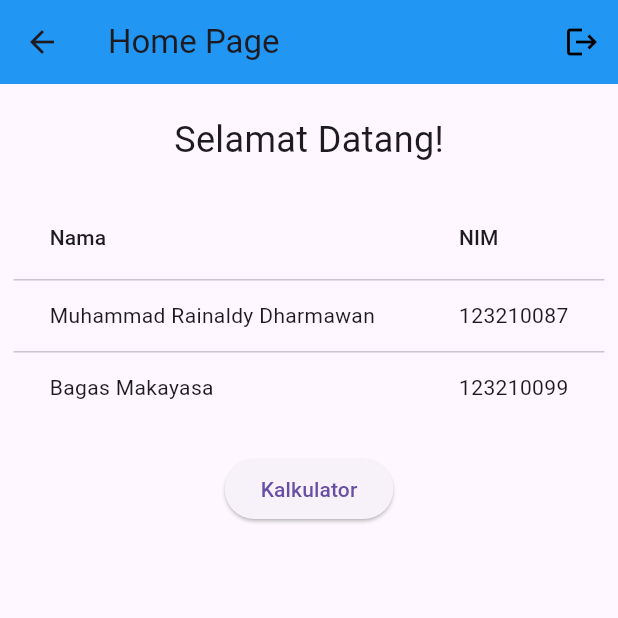
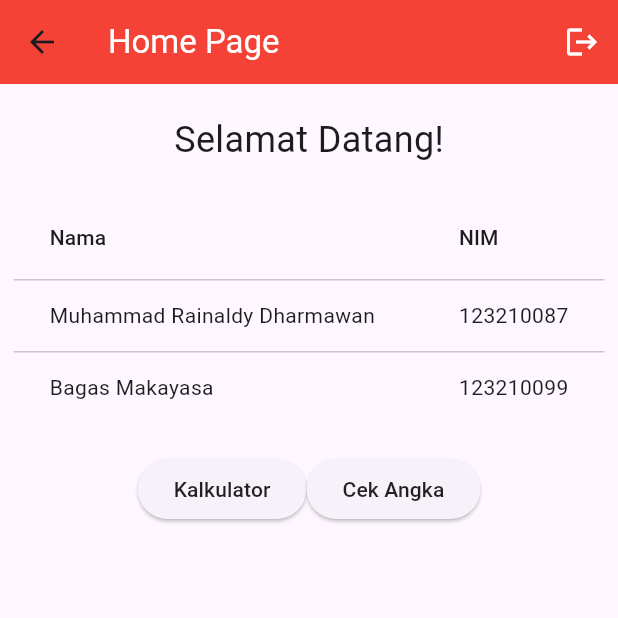
Before and after one commit to naldydharma/TPM_2024, a Flutter app: the KalkulatorPage screen opened by its route, after a tap on the "home" icon, on a phone screen of 412 x 824 dp, the top half of it. Run offline on Flutter 3.47's test engine with Material 3 defaults, Android fonts, the light colour scheme and no system bars.

Commit message:
Add cekAngka.dart file, fix some errors

```diff
--- a/lib/home.dart
+++ b/lib/home.dart
@@ -7,13 +7,13 @@ class HomePage extends StatelessWidget {
   Widget build(BuildContext context) {
     return Scaffold(
       appBar: AppBar(
-        title: const Text('Home Page'),
-        backgroundColor: Colors.blue,
+        title: const Text('Home Page', style: TextStyle(color: Colors.white),),
+        backgroundColor: Colors.red,
         actions: [
           IconButton(onPressed: (){
             Navigator.pushReplacementNamed(context, '/login');
           },
-              icon: const Icon(Icons.logout), color: Colors.black,)
+              icon: const Icon(Icons.logout), color: Colors.white,)
         ],
       ),
       body: Align(
@@ -44,13 +44,25 @@ class HomePage extends StatelessWidget {
               ],
             ),
             const SizedBox(height: 20),
+            Row(
+                mainAxisAlignment: MainAxisAlignment.center,
+                children: [
                   ElevatedButton(
                   onPressed: () {
                     // Navigate to the kalkulator page
                     Navigator.pushReplacementNamed(context, '/kalkulator');
                     },
-              child: const Text('Kalkulator'),
+                  child: const Text('Kalkulator', style: TextStyle(color: Colors.black87),),
                   ),
+                  ElevatedButton(
+                  onPressed: () {
+                    // Navigate to the cek angka page
+                    Navigator.pushReplacementNamed(context, '/cekAngka');
+                  },
+                  child: const Text('Cek Angka', style: TextStyle(color: Colors.black87),),
+                ),
+              ]
+            )
           ],
         ),
       ),
--- a/lib/kalkulator.dart
+++ b/lib/kalkulator.dart
@@ -1,4 +1,3 @@
-import 'package:flutter/cupertino.dart';
 import 'package:flutter/material.dart';
 import 'package:flutter/services.dart'; // Import library for input formatters
 
@@ -15,8 +14,32 @@ class _KalkulatorState extends State<KalkulatorPage> {
   int _result = 0;
 
   void _calculateResult(String operation) {
-    int number1 = int.tryParse(_number1Controller.text) ?? 0;
-    int number2 = int.tryParse(_number2Controller.text) ?? 0;
+    String input1 = _number1Controller.text;
+    String input2 = _number2Controller.text;
+
+    // Periksa apakah kedua input sudah diisi
+    if (input1.isEmpty || input2.isEmpty) {
+      ScaffoldMessenger.of(context).showSnackBar(
+        SnackBar(
+          content: Text('Mohon isi kedua angka terlebih dahulu.'),
+        ),
+      );
+      return; // Hentikan perhitungan jika salah satu input kosong
+    }
+
+    int number1 = int.tryParse(input1) ?? 0;
+    int number2 = int.tryParse(input2) ?? 0;
+
+    // Periksa untuk pembagian dengan nol
+    if (operation == 'Kurang' && number2 == 0) {
+      ScaffoldMessenger.of(context).showSnackBar(
+        SnackBar(
+          content: Text('Angka kedua tidak boleh nol untuk operasi pengurangan.'),
+        ),
+      );
+      return;
+    }
+
     setState(() {
       if (operation == 'Tambah') {
         _result = number1 + number2;
@@ -38,26 +61,28 @@ class _KalkulatorState extends State<KalkulatorPage> {
   Widget build(BuildContext context) {
     return Scaffold(
       appBar: AppBar(
-        title: const Text('Kalkulator'),
-        backgroundColor: Colors.blue,
+        title: const Text('Kalkulator', style: TextStyle(color: Colors.white),),
+        backgroundColor: Colors.red,
         actions: [
           IconButton(
-              onPressed: (){
+            onPressed: () {
               Navigator.pushReplacementNamed(context, '/home');
             },
-              icon: const Icon(Icons.home)
+            icon: const Icon(Icons.home),
+            color: Colors.white,
           ),
           IconButton(
             onPressed: () {
               Navigator.pushReplacementNamed(context, '/login');
             },
             icon: const Icon(Icons.logout),
-            color: Colors.black,
+            color: Colors.white,
           ),
         ],
       ),
-
       body: Center(
+        child: Padding(
+          padding: const EdgeInsets.all(16.0),
           child: Column(
             mainAxisAlignment: MainAxisAlignment.center,
             children: <Widget>[
@@ -66,24 +91,28 @@ class _KalkulatorState extends State<KalkulatorPage> {
                 children: [
                   SizedBox(
                     width: 150,
-                  child: TextField(
+                    child: TextFormField(
                       controller: _number1Controller,
                       keyboardType: TextInputType.number,
-                      inputFormatters: [FilteringTextInputFormatter.allow(RegExp(r'[0-9]'))], // Only allow numbers
+                      inputFormatters: [
+                        FilteringTextInputFormatter.allow(RegExp(r'[0-9]'))
+                      ],
                       decoration: const InputDecoration(
-                      hintText: 'Angka 1',
+                        labelText: 'Angka 1',
                         border: OutlineInputBorder(),
                       ),
                     ),
                   ),
                   SizedBox(
                     width: 150,
-                  child: TextField(
+                    child: TextFormField(
                       controller: _number2Controller,
                       keyboardType: TextInputType.number,
-                    inputFormatters: [FilteringTextInputFormatter.allow(RegExp(r'[0-9]'))], // Only allow numbers
+                      inputFormatters: [
+                        FilteringTextInputFormatter.allow(RegExp(r'[0-9]'))
+                      ],
                       decoration: const InputDecoration(
-                      hintText: 'Angka 2',
+                        labelText: 'Angka 2',
                         border: OutlineInputBorder(),
                       ),
                     ),
@@ -96,33 +125,25 @@ class _KalkulatorState extends State<KalkulatorPage> {
                 children: [
                   ElevatedButton(
                     onPressed: () => _calculateResult('Tambah'),
-                  child: const Text('+', style: TextStyle(fontSize: 25)),
+                    child: const Text('+', style: TextStyle(fontSize: 25, color: Colors.black87)),
                   ),
                   ElevatedButton(
                     onPressed: () => _calculateResult('Kurang'),
-                  child: const Text('-', style: TextStyle(fontSize: 30),),
+                    child: const Text('-', style: TextStyle(fontSize: 30, color: Colors.black87)),
                   ),
                   ElevatedButton(
                     onPressed: _reset,
-                  child: const Text('Reset'),
+                    child: const Text('Reset', style: TextStyle(color: Colors.black87)),
                   ),
                 ],
               ),
               const SizedBox(height: 20),
-            Column(
-              mainAxisAlignment: MainAxisAlignment.spaceEvenly,
-              children: [
-                IconButton(onPressed: (){
-                  Navigator.pushReplacementNamed(context, '/home');
-                }, icon: const Icon(Icons.home)
-                ),
-              ],
-            ),
               Text(
                 'Hasil: $_result',
                 style: const TextStyle(fontSize: 20),
               ),
             ],
+          ),
         ),
       ),
     );
--- a/lib/login_page.dart
+++ b/lib/login_page.dart
@@ -95,7 +95,7 @@ class _LoginFormState extends State<LoginForm> {
           backgroundColor: isLoginSuccess ? Colors.blue : Colors.red,
         ),
         onPressed: () {
-          if (username == "Rainaldy" && password == "123210087" || username == "Bagas" && password == "123"){
+          if (username == "admin" && password == "admin" || username == "Admin" && password == "Admin"){
             setState(() {
               isLoginSuccess = true;
             });
@@ -113,7 +113,7 @@ class _LoginFormState extends State<LoginForm> {
             );
           }
         },
-        child: const Text('Login'),
+        child: const Text('Login', style: TextStyle(color: Colors.white),),
       ),
     );
   }
--- a/lib/main.dart
+++ b/lib/main.dart
@@ -1,4 +1,5 @@
 import 'package:flutter/material.dart';
+import 'package:tugas_tpm1/cekAngka.dart';
 import 'package:tugas_tpm1/kalkulator.dart';
 import 'package:tugas_tpm1/login_page.dart';
 import 'package:tugas_tpm1/home.dart';
@@ -19,7 +20,8 @@ class MyApp extends StatelessWidget {
       routes: {
         '/login': (context) => const LoginPage(), // Define the route for the login page
         '/home': (context) => const HomePage(),   // Define the route for the home page
-        '/kalkulator': (context) => const KalkulatorPage(),   // Define the route for the kalkulator page
+        '/kalkulator': (context) =>  KalkulatorPage(),   // Define the route for the kalkulator page
+        '/cekAngka': (context) => const cekAngka(),   // Define the route for the cekAngka page
 
       },
     );
```
Also changed, not shown: lib/cekAngka.dart (added, +104 -0 lines). Lines whose indentation alone changed are shown as unchanged.
